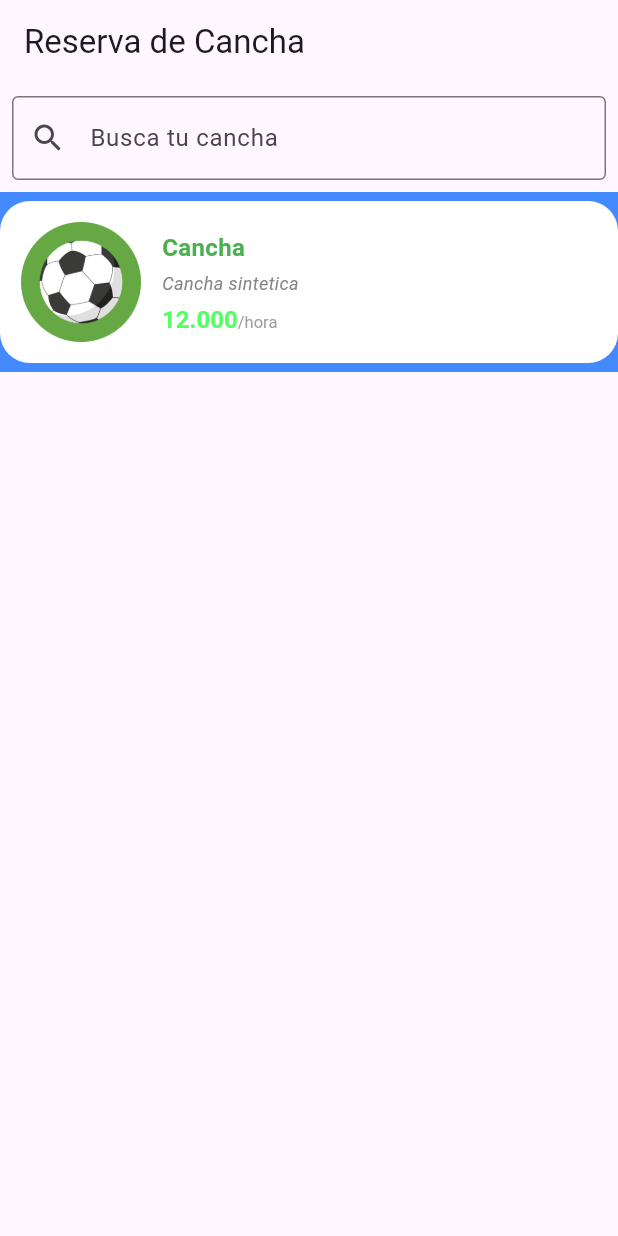
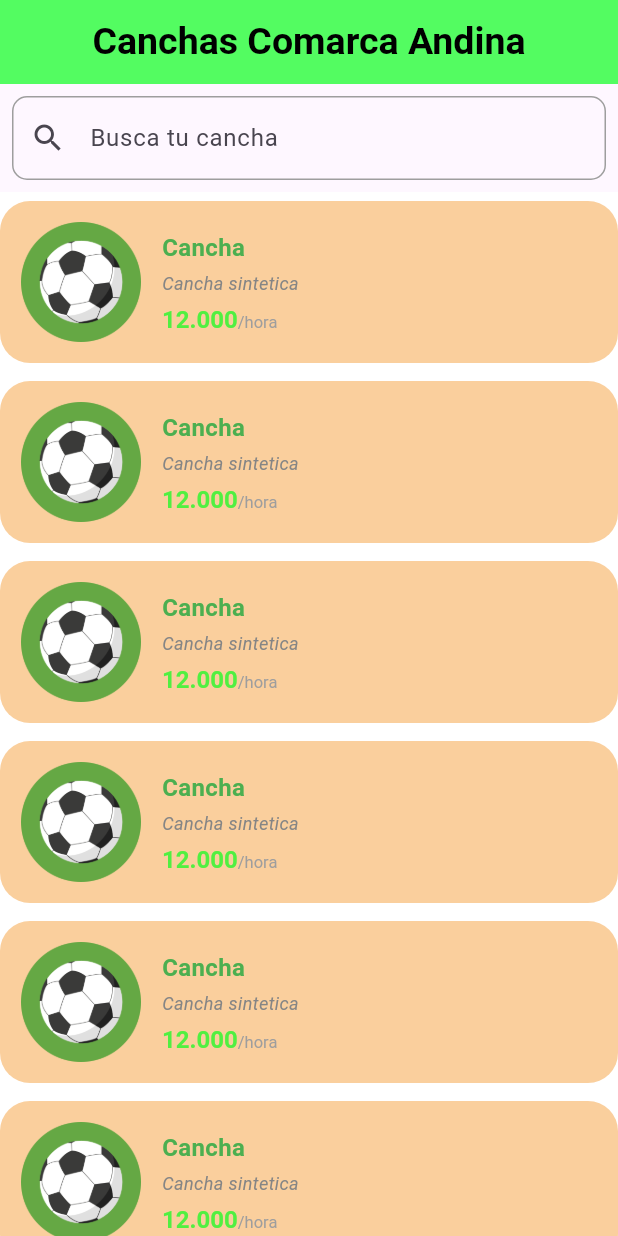
Before and after one commit to AyalaFranco/DashboardCanchasAdmin, a Flutter app: the screen it shows after launch, on a phone screen of 412 x 824 dp. Run offline on Flutter 3.47's test engine with Material 3 defaults, Android fonts, the phone set to English and light mode, and no system bars.

Commit message:
Formateo buscador y algunos chiches

```diff
--- a/lib/components/buscador.dart
+++ b/lib/components/buscador.dart
@@ -7,13 +7,24 @@ class Buscador extends StatelessWidget {
   Widget build(BuildContext context) {
     return Padding(
       padding: const EdgeInsets.all(8.0),
+
       child: Column(
         children: [
           TextField(
-          decoration : InputDecoration(hintText : "Busca tu cancha",
-          prefixIcon: Icon(Icons.search),
-          border: OutlineInputBorder()),
-          )
+            decoration: InputDecoration(
+              hintText: "Busca tu cancha",
+              prefixIcon: Icon(Icons.search),
+              border: OutlineInputBorder(
+                borderRadius: BorderRadius.circular(10),
+                borderSide: BorderSide(color: Colors.grey)
+              ),
+              enabledBorder: OutlineInputBorder(
+                borderRadius: BorderRadius.circular(10),
+                borderSide: BorderSide(color: Colors.grey)
+              )
+
+            ),
+          ),
         ],
       ),
     );
--- a/lib/model/cancha.dart
+++ b/lib/model/cancha.dart
@@ -31,7 +31,7 @@ class Cancha {
       nombre: "Club San Martín",
       ubicacion: "Av. Fontana 835",
       telefono: "(02945) 15681194",
-      tipoCancha: "Césped Sintético",
+      tipoCancha: "Futbol Sala",
       servicios: [
         "wi-fi, torneos, estacionamiento, parilla, cumpleaños, bar, quincho",
       ],
@@ -41,7 +41,7 @@ class Cancha {
       nombre: "Club Social y Deportivo Del Campo",
       ubicacion: "Rivadavia y Mitre",
       telefono: "(02945) 15334303",
-      tipoCancha: "Césped Sintético",
+      tipoCancha: "Cesped Natural",
       servicios: [
         "wi-fi, torneos, estacionamiento, parilla, cumpleaños, bar, quincho",
       ],
@@ -71,7 +71,7 @@ class Cancha {
       nombre: "La Gran 5",
       ubicacion: "Ruta 259 Km. 4",
       telefono: "(02945) 15667025",
-      tipoCancha: "Césped Sintético",
+      tipoCancha: "Césped Sintético, Cancha Techada",
       servicios: [
         "wi-fi, torneos, estacionamiento, parilla, cumpleaños, bar, quincho",
       ],
@@ -91,7 +91,7 @@ class Cancha {
       nombre: "La Gambeta",
       ubicacion: "Conesa 986",
       telefono: "(02945) 15339230",
-      tipoCancha: "Césped Sintético",
+      tipoCancha: "Futbol Sala",
       servicios: [
         "wi-fi, torneos, estacionamiento, parilla, cumpleaños, bar, quincho",
       ],
--- a/lib/screens/imc_home_screen.dart
+++ b/lib/screens/imc_home_screen.dart
@@ -1,5 +1,6 @@
 import 'package:flutter/material.dart';
 import 'package:reserva_cancha/components/buscador.dart';
+import 'package:reserva_cancha/core/app_colors.dart';
 import 'package:reserva_cancha/widgets/selector_cancha.dart';
 
 class ImcHomeScreen extends StatefulWidget {
@@ -13,13 +14,22 @@ class _MyWidgetState extends State<ImcHomeScreen> {
   @override
   Widget build(BuildContext context) {
     return Scaffold(
-      appBar : AppBar(
-            title : Text("Reserva de Cancha")
-          ),
-      body: Column(
+      appBar: AppBar(
+        backgroundColor: AppColors.primary,
+        foregroundColor: Colors.black,
+
+        title: Center(child: Text("Canchas Comarca Andina", style: TextStyle(fontSize: 25,fontWeight: FontWeight.bold))),
+      ),
+      body: ListView(
         children: [
           Buscador(),
-          selectorCancha()
+          selectorCancha(),
+          selectorCancha(),
+          selectorCancha(),
+          selectorCancha(),
+          selectorCancha(),
+          selectorCancha(),
+          selectorCancha(),
         ],
       ),
     );
--- a/lib/widgets/selector_cancha.dart
+++ b/lib/widgets/selector_cancha.dart
@@ -1,5 +1,6 @@
 import 'package:flutter/material.dart';
 import 'package:reserva_cancha/core/app_colors.dart';
+import 'package:reserva_cancha/screens/confirmation_screen.dart';
 
 class selectorCancha extends StatelessWidget {
   const selectorCancha({super.key});
@@ -7,14 +8,17 @@ class selectorCancha extends StatelessWidget {
   @override
   Widget build(BuildContext context) {
     return Material( //Detectar accion de usuario
-      color: Colors.blueAccent,
+      color: const Color.fromARGB(255, 255, 255, 255),
       child: InkWell( //Animacion al tocar
-        onTap: (){},
+        onTap: (){
+        Navigator.push(context,
+        MaterialPageRoute(builder: (context) =>ConfirmationScreen()),);
+        },
         child: Container(
           margin: EdgeInsets.symmetric(vertical: 6),//Ancho y largo
           padding: EdgeInsets.all(14),
           decoration: BoxDecoration( //Personalizar widget y caja
-            color: Colors.white,
+            color: const Color.fromARGB(255, 250, 207, 157),
             borderRadius: BorderRadius.circular(20),
           ),
           child: Row(
@@ -87,6 +91,8 @@ class selectorCancha extends StatelessWidget {
           ),
         )
       )
+
     );
   }
+
 }
```
